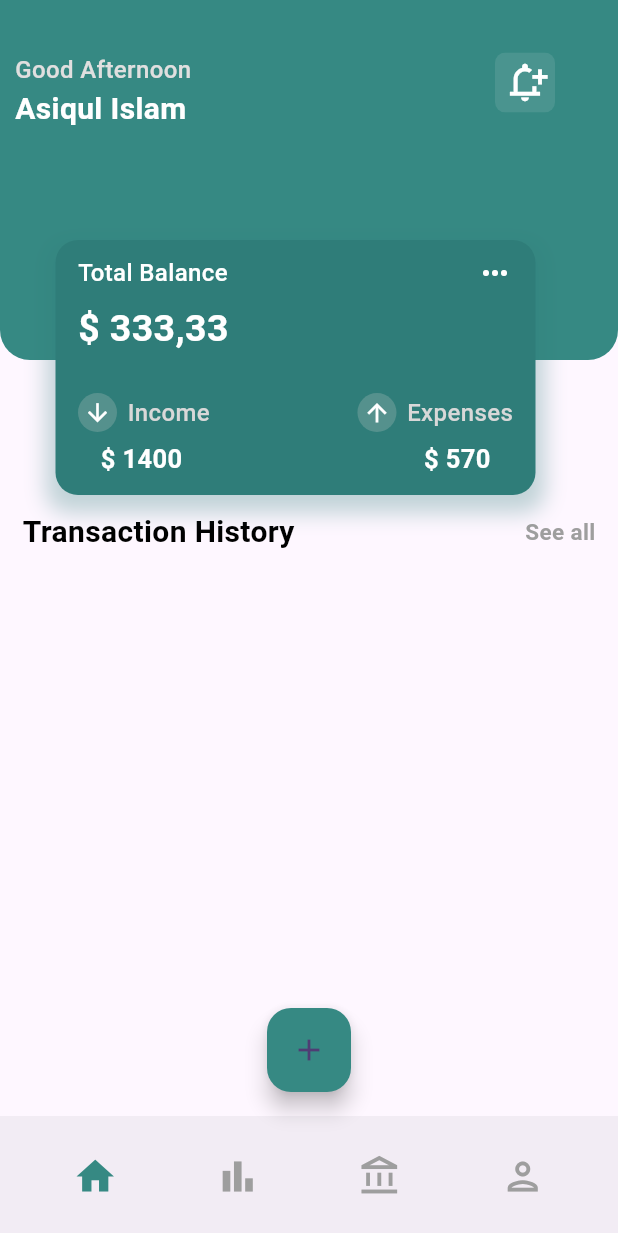
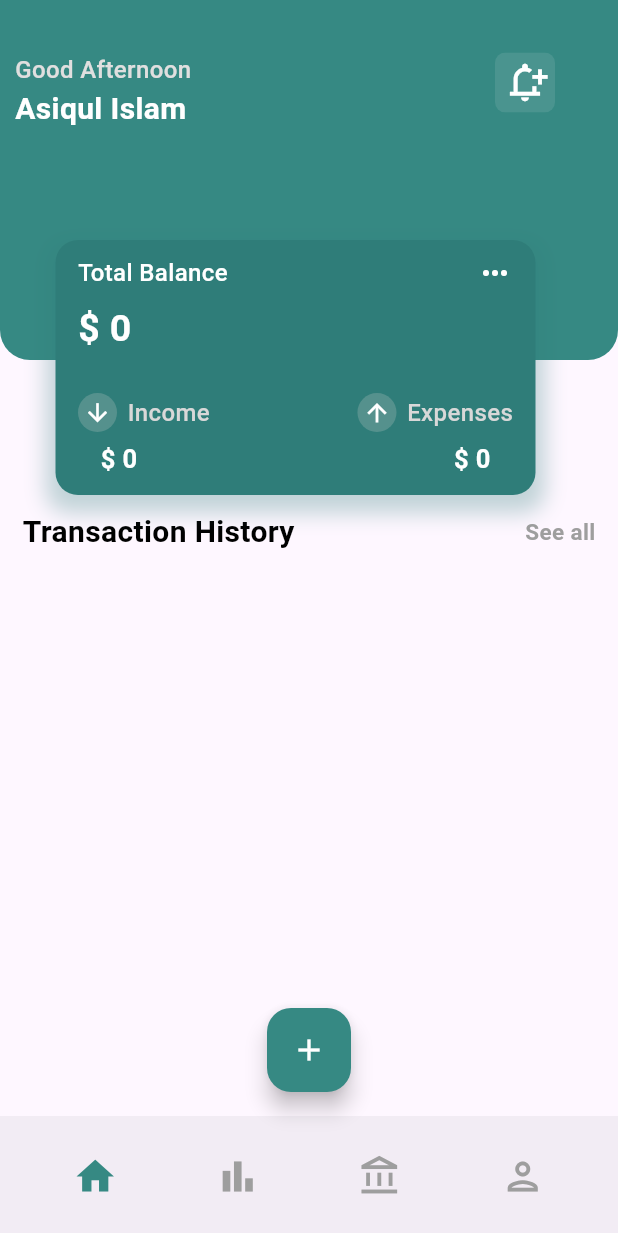
Before and after one commit to asiq-dev/Finance-Management-App-Flutter, a Flutter app: the screen it shows after launch, on a phone screen of 412 x 824 dp. Shown: the top 1233 px of the screen. Run offline on Flutter 3.47's test engine with Material 3 defaults, Android fonts, the phone set to English and light mode, and no system bars; our stand-ins replace hive, hive_flutter, syncfusion_flutter_charts; accounts and stored records are empty.

Commit message:
make income, expenses, totals balance dynamic

```diff
--- /dev/null
+++ b/lib/data/utility.dart
@@ -0,0 +1,44 @@
+import 'package:finance_app/data/model/add_data.dart';
+import 'package:hive_flutter/hive_flutter.dart';
+
+int total = 0;
+
+final box = Hive.box<AddData>('data');
+
+
+// total amount calculation
+int totals() {
+  var histories = box.values.toList();
+  List a = [0, 0];
+
+  for (var i = 0; i < histories.length; i++) {
+    a.add(histories[i].type == "Income"? int.parse(histories[i].amount) :
+    int.parse(histories[i].amount) * -1);
+  }
+  total = a.reduce((value, element) => value+element);
+  return total;
+}
+
+// total income calculation
+int income() {
+  var histories = box.values.toList();
+  List a = [0, 0];
+
+  for (var i = 0; i < histories.length; i++) {
+    a.add(histories[i].type == "Income"? int.parse(histories[i].amount) : 0);
+  }
+  total = a.reduce((value, element) => value+element);
+  return total;
+}
+
+// total expense calculation
+int expenses() {
+  var histories = box.values.toList();
+  List a = [0, 0];
+
+  for (var i = 0; i < histories.length; i++) {
+    a.add(histories[i].type == "Income"? 0 : int.parse(histories[i].amount) * -1);
+  }
+  total = a.reduce((value, element) => value+element);
+  return total;
+}
--- a/lib/screens/home.dart
+++ b/lib/screens/home.dart
@@ -1,7 +1,9 @@
 import 'package:finance_app/data/model/add_data.dart';
+import 'package:finance_app/data/utility.dart';
 import 'package:flutter/material.dart';
 import 'package:finance_app/data/listdata.dart';
 import 'package:hive_flutter/hive_flutter.dart';
+import 'package:syncfusion_flutter_charts/charts.dart';
 
 class Home extends StatefulWidget {
   const Home({super.key});
@@ -28,7 +30,10 @@ class _HomeState extends State<Home> {
     return Scaffold(
       // appBar: AppBar(title: Text("Home Screen")),
       body: SafeArea(
-        child: CustomScrollView(
+        child: ValueListenableBuilder(
+          valueListenable: box.listenable(),
+          builder: (context, value, child) {
+            return CustomScrollView(
             slivers: [
               SliverToBoxAdapter(child: SizedBox(height: 340, child: _head())),
               SliverToBoxAdapter(
@@ -60,14 +65,25 @@ class _HomeState extends State<Home> {
               SliverList(
                 delegate: SliverChildBuilderDelegate((context, index) {
                   history = box.values.toList()[index];
-                return get(index, history);
+                  return getList(history, index);
                 },
                 childCount: box.length,
                 ),
               ),
             ],
+          );
+          },
         ),
       ),
+    );
+  }
+  Widget getList(AddData history, int index) {
+    return Dismissible(
+      key: UniqueKey(),
+      onDismissed: (direction) {
+        history.delete();
+      },
+      child: get(index, history),
     );
   }
 
@@ -211,7 +227,7 @@ class _HomeState extends State<Home> {
                   child: Row(
                     children: [
                       Text(
-                        '\$ 333,33',
+                        '\$ ${totals()}',
                         style: TextStyle(
                           fontWeight: FontWeight.bold,
                           fontSize: 25,
@@ -282,7 +298,7 @@ class _HomeState extends State<Home> {
                     mainAxisAlignment: MainAxisAlignment.spaceBetween,
                     children: [
                       Text(
-                        '\$ 1400',
+                        '\$ ${income()}',
                         style: TextStyle(
                           fontWeight: FontWeight.w600,
                           fontSize: 17,
@@ -290,7 +306,7 @@ class _HomeState extends State<Home> {
                         ),
                       ),
                       Text(
-                        '\$ 570',
+                        '\$ ${expenses()}',
                         style: TextStyle(
                           fontWeight: FontWeight.w600,
                           fontSize: 17,
--- a/lib/widgets/bottomnavigationbar.dart
+++ b/lib/widgets/bottomnavigationbar.dart
@@ -23,7 +23,7 @@ class _BottomState extends State<Bottom> {
           .push(MaterialPageRoute(builder: (context) => AddScreen()));
         },
         backgroundColor: Color(0xff368983),
-        child: Icon(Icons.add),
+        child: Icon(Icons.add, color: Colors.white),
       ),
       floatingActionButtonLocation: FloatingActionButtonLocation.centerFloat,
       bottomNavigationBar: BottomAppBar(
```
Lines whose indentation alone changed are shown as unchanged.
